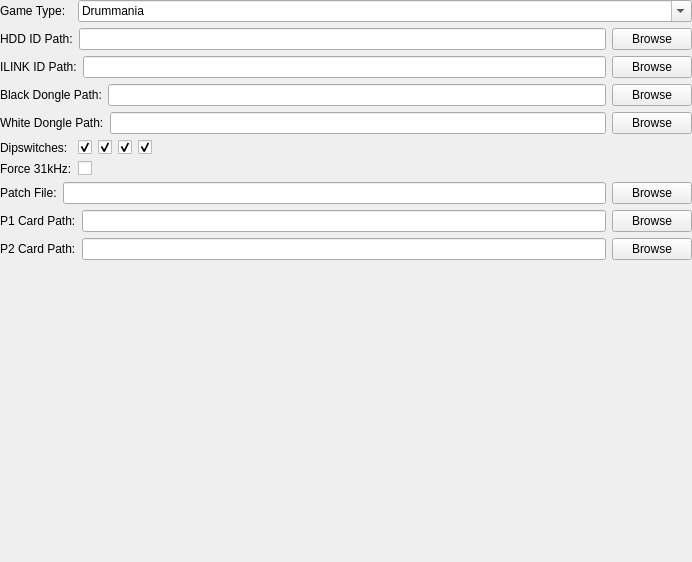
Before: the Qt Designer form pcsx2-qt/Settings/Python2SettingsWidget.ui in PCSX2/pcsx2, drawn with Qt 5.
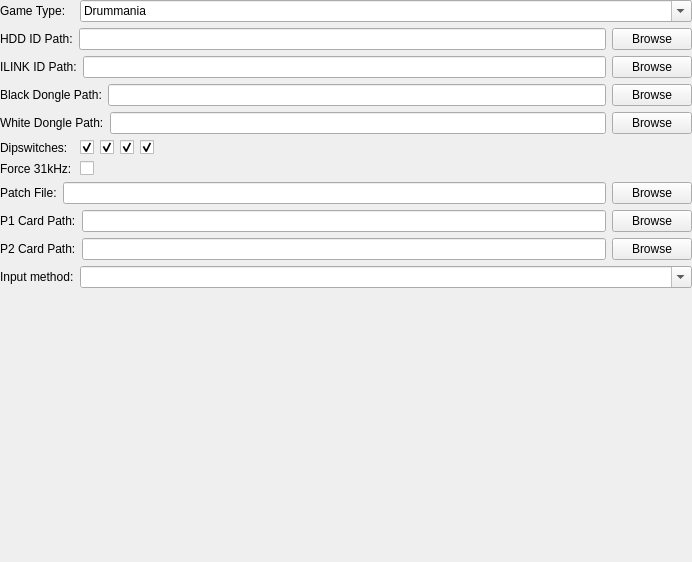
After: the same form once the commit is applied.

Commit message: Add way to switch device APIs from game settings menu

What changed in the file:
```diff
--- a/pcsx2-qt/Settings/Python2SettingsWidget.ui
+++ b/pcsx2-qt/Settings/Python2SettingsWidget.ui
@@ -272,6 +272,26 @@
       </item>
     </layout>
    </item>
+   <item row="10" column="0">
+    <widget class="QLabel" name="label_1">
+     <property name="text">
+      <string>Input method:</string>
+     </property>
+    </widget>
+   </item>
+   <item row="10" column="1">
+    <widget class="QComboBox" name="deviceApi">
+     <property name="sizePolicy">
+      <sizepolicy hsizetype="Expanding" vsizetype="Fixed">
+       <horstretch>0</horstretch>
+       <verstretch>0</verstretch>
+      </sizepolicy>
+     </property>
+     <property name="editable">
+      <bool>true</bool>
+     </property>
+    </widget>
+   </item>
   </layout>
  </widget>
  <resources>
```
The commit also changes 3 other files.
